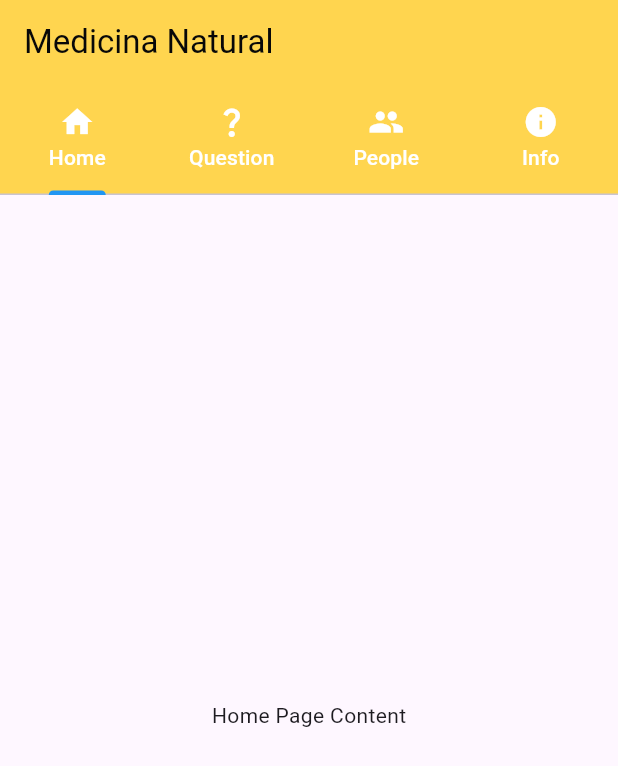
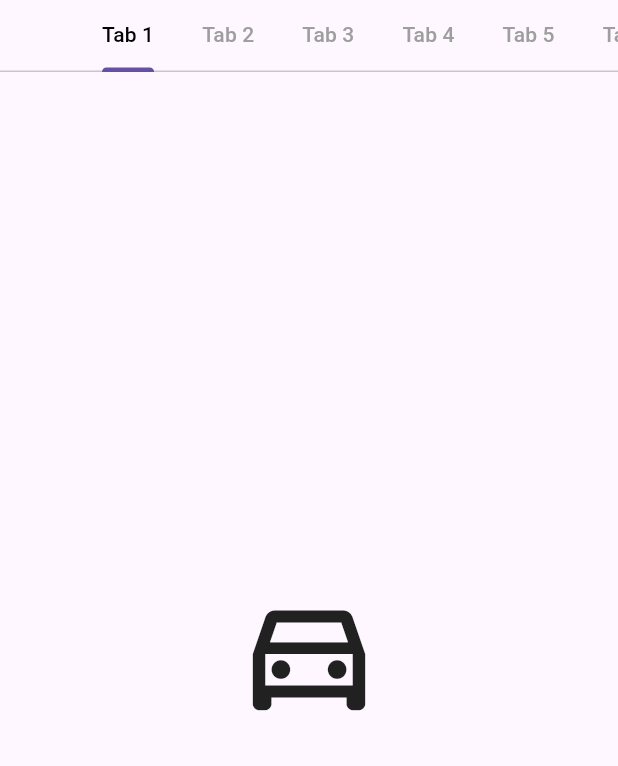
Before and after one commit to 022200879a-cmyk/flutter_application_1, a Flutter app: the screen it shows after launch, on a phone screen of 412 x 824 dp. Shown: the top 766 px of the screen. Run offline on Flutter 3.47's test engine with Material 3 defaults, Android fonts, the phone set to English and light mode, and no system bars.

Commit message:
guia03 la 1 y 2

```diff
--- a/lib/main.dart
+++ b/lib/main.dart
@@ -1,7 +1,6 @@
-// main.dart
-
+/* AUTOR: MPVV */
+import 'package:flutter_application_1/screens/tabs_screen.dart';
 import 'package:flutter/material.dart';
-import 'package:flutter_application_1/screens/plants_book_screen.dart';
 
 void main() {
   runApp(const MyApp());
@@ -10,11 +9,16 @@ void main() {
 class MyApp extends StatelessWidget {
   const MyApp({super.key});
 
+  // This widget is the root of your application.
   @override
   Widget build(BuildContext context) {
-    return const MaterialApp(
+    return MaterialApp(
       debugShowCheckedModeBanner: false,
-      home: PlantsBook(),
+      title: 'Material App',
+      initialRoute: 'tabs',
+      routes: {
+        'tabs': (context) => const TabsScreen(),
+      },
     );
   }
 }
--- a/lib/screens/home_screen.dart
+++ /dev/null
@@ -1,53 +0,0 @@
-import 'package:flutter/material.dart';
-
-class PlantsBook extends StatelessWidget {
-  const PlantsBook({super.key});
-
-  @override
-  Widget build(BuildContext context) {
-    return DefaultTabController(
-      length: 4,
-      child: Scaffold(
-        appBar: AppBar(
-          backgroundColor: Colors.amber.shade300,
-          title: Text(
-            'Medicina Natural',
-            style: TextStyle(color: const Color.fromARGB(255, 8, 8, 8)),
-          ),
-          bottom: const TabBar(
-            indicatorColor: Colors.blue,
-            labelColor: Colors.white,
-            unselectedLabelColor: Colors.white,
-            tabs: [
-              Tab(
-                icon: Icon(Icons.home),
-                text: 'Home',
-              ),
-              Tab(
-                icon: Icon(Icons.question_mark),
-                text: 'Question',
-              ),
-              Tab(
-                icon: Icon(Icons.people),
-                text: 'People',
-              ),
-              Tab(
-                icon: Icon(Icons.info),
-                text: 'Info',
-              ),
-            ],
-          ),
-        ),
-        body: const TabBarView(
-          children: [
-            // Pantallas de las pestañas
-            Center(child: Text('Home Page')),
-            Center(child: Text('Question Page')),
-            Center(child: Text('People Page')),
-            Center(child: Text('Info Page')),
-          ],
-        ),
-      ),
-    );
-  }
-}
--- a/lib/screens/plants_book_screen.dart
+++ /dev/null
@@ -1,54 +0,0 @@
-// lib/screens/plants_book_screen.dart
-import 'package:flutter/material.dart';
-
-class PlantsBook extends StatelessWidget {
-  const PlantsBook({super.key});
-
-  @override
-  Widget build(BuildContext context) {
-    return DefaultTabController(
-      length: 4, // Aquí defines 4 pestañas
-      child: Scaffold(
-        appBar: AppBar(
-          backgroundColor: Colors.amber.shade300,
-          title: const Text(
-            'Medicina Natural',
-            style: TextStyle(color: Color.fromARGB(255, 8, 8, 8)),
-          ),
-          bottom: const TabBar(
-            indicatorColor: Colors.blue,
-            labelColor: Colors.white,
-            unselectedLabelColor: Colors.white,
-            tabs: [
-              Tab(
-                icon: Icon(Icons.home),
-                text: 'Home',
-              ),
-              Tab(
-                icon: Icon(Icons.question_mark),
-                text: 'Question',
-              ),
-              Tab(
-                icon: Icon(Icons.people),
-                text: 'People',
-              ),
-              Tab(
-                icon: Icon(Icons.info),
-                text: 'Info',
-              ),
-            ],
-          ),
-        ),
-        body: const TabBarView(
-          children: [
-            // Aquí debes tener 4 widgets, uno por cada pestaña
-            Center(child: Text('Home Page Content')),
-            Center(child: Text('Question Page Content')),
-            Center(child: Text('People Page Content')),
-            Center(child: Text('Info Page Content')),
-          ],
-        ),
-      ),
-    );
-  }
-}
--- /dev/null
+++ b/lib/screens/tabs_screen.dart
@@ -0,0 +1,48 @@
+import 'package:flutter/material.dart';
+
+class TabsScreen extends StatelessWidget {
+  const TabsScreen({super.key});
+
+  // This widget is the root of your application.
+  @override
+  Widget build(BuildContext context) {
+    return DefaultTabController(
+      length: 10,
+      child: Scaffold(
+        body: SafeArea(
+          child: Column(
+            children: const [
+              TabBar(
+                isScrollable: true,
+                labelColor: Colors.black,
+                unselectedLabelColor: Colors.grey,
+                tabs: [
+                  Tab(text: 'Tab 1'),
+                  Tab(text: 'Tab 2'),
+                  Tab(text: 'Tab 3'),
+                  Tab(text: 'Tab 4'),
+                  Tab(text: 'Tab 5'),
+                  Tab(text: 'Tab 6'),
+                  Tab(text: 'Tab 7'),
+                  Tab(text: 'Tab 8'),
+                  Tab(text: 'Tab 9'),
+                  Tab(text: 'Tab 10'),
+                ],
+              ),
+              Expanded(
+                child: TabBarView(
+                  children: [
+                    Icon(Icons.directions_car_outlined, size: 100,),
+                    Icon(Icons.directions_transit_filled_outlined, size: 100,),
+                    Icon(Icons.directions_bike_sharp, size: 100,),
+                    Icon(Icons.directions_walk_sharp, size: 100,),
+                  ],
+                ),
+              ),
+            ],
+          ),
+        ),
+      ),
+    );
+  }
+}
```
